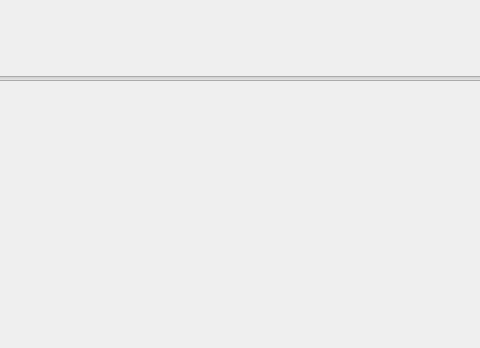
Before: the Qt Designer form mainwindow.ui in xjahod06/ICP_2020_proj, drawn with Qt 5; both pictures show x 120 to 600 and y 252 to 600 of the 800 by 600 pixel window.
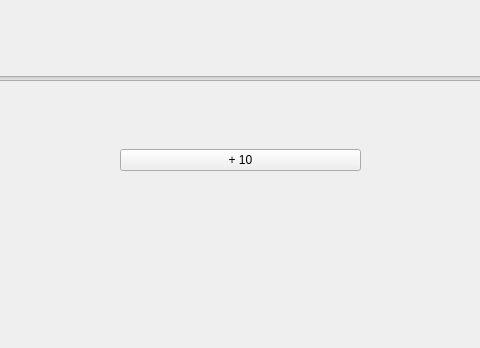
After: the same form once the commit is applied.

Commit message: testing lcd displaay

Patch:
```diff
--- a/mainwindow.ui
+++ b/mainwindow.ui
@@ -40,6 +40,28 @@
      </rect>
     </property>
    </widget>
+   <widget class="QWidget" name="horizontalLayoutWidget">
+    <property name="geometry">
+     <rect>
+      <x>240</x>
+      <y>400</y>
+      <width>241</width>
+      <height>24</height>
+     </rect>
+    </property>
+    <layout class="QHBoxLayout" name="horizontalLayout">
+     <item>
+      <widget class="QPushButton" name="pushButton">
+       <property name="enabled">
+        <bool>true</bool>
+       </property>
+       <property name="text">
+        <string>+ 10</string>
+       </property>
+      </widget>
+     </item>
+    </layout>
+   </widget>
   </widget>
   <widget class="QMenuBar" name="menubar">
    <property name="geometry">
```
The commit also changes 2 other files.
